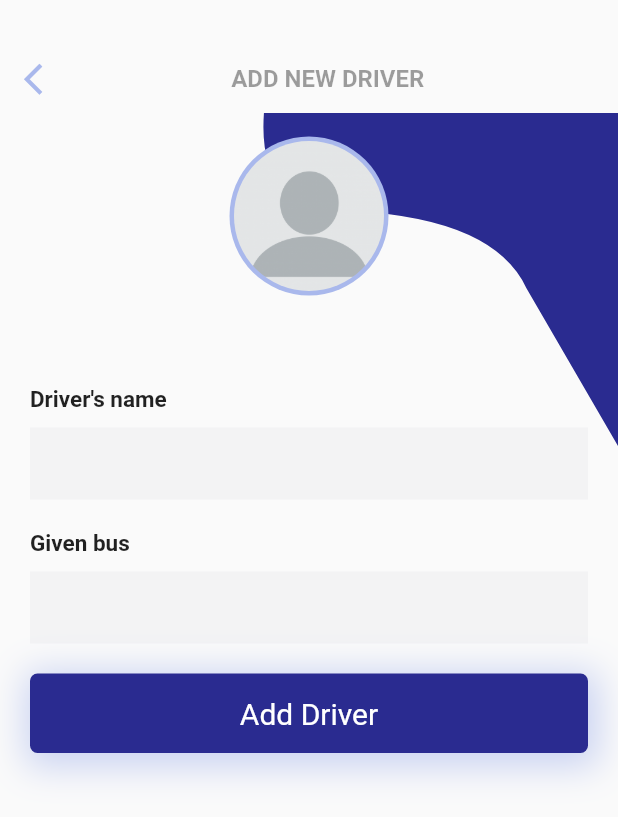
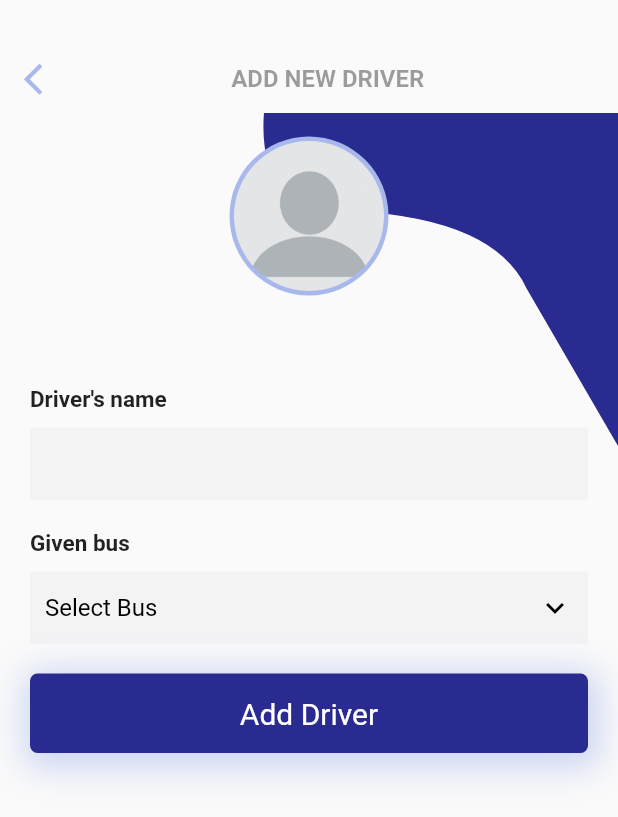
Before and after one commit to 4xMafole/kibasi-Owner, a Flutter app: the EditDriverPage screen opened directly, on a phone screen of 412 x 824 dp. Shown: the top 817 px of the screen. Run offline on Flutter 3.47's test engine with Material 2 defaults, Android fonts, the phone set to English and light mode, and no system bars; our stand-ins replace flutter_neumorphic, get, google_fonts, image_picker; missing offline and left inert: otp_screen.

Commit message:
Complete done with edit driver's' details design

```diff
--- a/lib/content/assets/edit_driver.dart
+++ b/lib/content/assets/edit_driver.dart
@@ -1,6 +1,9 @@
+import 'dart:io';
+
 import 'package:flutter/material.dart';
 import 'package:get/get.dart';
 import 'package:google_fonts/google_fonts.dart';
+import 'package:image_picker/image_picker.dart';
 import 'package:kibasi/auth/login_page.dart';
 import 'package:kibasi/widget/bezier.dart';
 import 'package:kibasi/utils/custom_color.dart' as color;
@@ -14,6 +17,29 @@ class EditDriverPage extends StatefulWidget {
 }
 
 class _EditDriverPageState extends State<EditDriverPage> {
+  String initialValue = 'Select Bus';
+  var _photo;
+  ImagePicker picker = ImagePicker();
+
+  _imgFromGallery() async {
+    XFile? image = await picker.pickImage(source: ImageSource.gallery);
+
+    setState(() {
+      _photo = image!;
+    });
+  }
+
+  var busList = [
+    'Select Bus',
+    'TAZ 1324',
+    'DJA 0234',
+    'REQ 3228',
+    'JFO 3643',
+    'OWE 3214',
+    'REJ 7654',
+    'DFG 2987'
+  ];
+
   @override
   Widget build(BuildContext context) {
     final height = MediaQuery.of(context).size.height;
@@ -89,7 +115,7 @@ class _EditDriverPageState extends State<EditDriverPage> {
           TextField(
               decoration: InputDecoration(
                   border: InputBorder.none,
-                  fillColor: Color(0xfff3f3f4),
+                  fillColor: color.AppColor.inputColor,
                   filled: true))
         ],
       ),
@@ -120,15 +146,25 @@ class _EditDriverPageState extends State<EditDriverPage> {
   }
 
   Widget _title() {
-    return InkWell(
+    return GestureDetector(
       onTap: () {
-        // Get.to(); It should open a gallery
+        _showPicker(context);
       },
-      child: BorderedAvatar(
-        url: "assets/images/avatar.png",
-        status: color.AppColor.paleBlue,
-        radius: 50,
-      ),
+      child: _photo != null
+          ? ClipRRect(
+              borderRadius: BorderRadius.circular(50),
+              child: Image.file(
+                File(_photo.path),
+                width: 100,
+                height: 100,
+                fit: BoxFit.cover,
+              ),
+            )
+          : BorderedAvatar(
+              url: "assets/images/avatar.png",
+              status: color.AppColor.paleBlue,
+              radius: 50,
+            ),
     );
   }
 
@@ -136,8 +172,10 @@ class _EditDriverPageState extends State<EditDriverPage> {
     return Column(
       children: <Widget>[
         _entryField("Driver's name"),
-        _entryField(
-            "Given bus"), //Give  the list of the added bus from the system.
+        SizedBox(
+          height: 10,
+        ),
+        _dropDown("Given bus"),
       ],
     );
   }
@@ -174,4 +212,76 @@ class _EditDriverPageState extends State<EditDriverPage> {
       ),
     );
   }
+
+  Widget _dropDown(String title) {
+    return Column(
+      crossAxisAlignment: CrossAxisAlignment.start,
+      children: [
+        Text(
+          title,
+          style: TextStyle(fontWeight: FontWeight.bold, fontSize: 15),
+        ),
+        Container(
+          padding: EdgeInsets.symmetric(horizontal: 10),
+          margin: EdgeInsets.symmetric(vertical: 10),
+          decoration: BoxDecoration(
+            color: color.AppColor.inputColor,
+          ),
+          child: DropdownButtonHideUnderline(
+            child: DropdownButton(
+              isExpanded: true,
+              iconEnabledColor: Colors.black,
+              style: TextStyle(color: Colors.black, fontSize: 16),
+              dropdownColor: color.AppColor.inputColor,
+              focusColor: Colors.black,
+              value: initialValue,
+              icon: Icon(Icons.keyboard_arrow_down),
+              items: busList.map((String items) {
+                return DropdownMenuItem(value: items, child: Text(items));
+              }).toList(),
+              onChanged: (String? newValue) {
+                setState(() {
+                  initialValue = newValue!;
+                });
+              },
+            ),
+          ),
+        ),
+      ],
+    );
+  }
+
+  void _showPicker(context) {
+    showModalBottomSheet(
+        shape: RoundedRectangleBorder(
+          borderRadius: BorderRadius.circular(10.0),
+        ),
+        context: context,
+        builder: (BuildContext context) {
+          return SafeArea(
+            child: Container(
+              child: new Wrap(
+                children: <Widget>[
+                  new ListTile(
+                      leading: new Icon(
+                        Icons.photo_library,
+                        color: color.AppColor.paleBlue,
+                      ),
+                      title: new Text(
+                        'Photo Library',
+                        style: TextStyle(
+                          color: color.AppColor.paleBlue,
+                          fontWeight: FontWeight.bold,
+                        ),
+                      ),
+                      onTap: () {
+                        _imgFromGallery();
+                        Navigator.of(context).pop();
+                      }),
+                ],
+              ),
+            ),
+          );
+        });
+  }
 }
--- a/pubspec.yaml
+++ b/pubspec.yaml
@@ -39,6 +39,7 @@ dependencies:
       url: "https://github.com/alionour/Flutter-Neumorphic"
   get: ^4.1.4
   intl: ^0.17.0
+  image_picker: ^0.8.4+4
   otp_screen:
 
 dev_dependencies:
```
Also changed, not shown: pubspec.lock, 1 other file.
